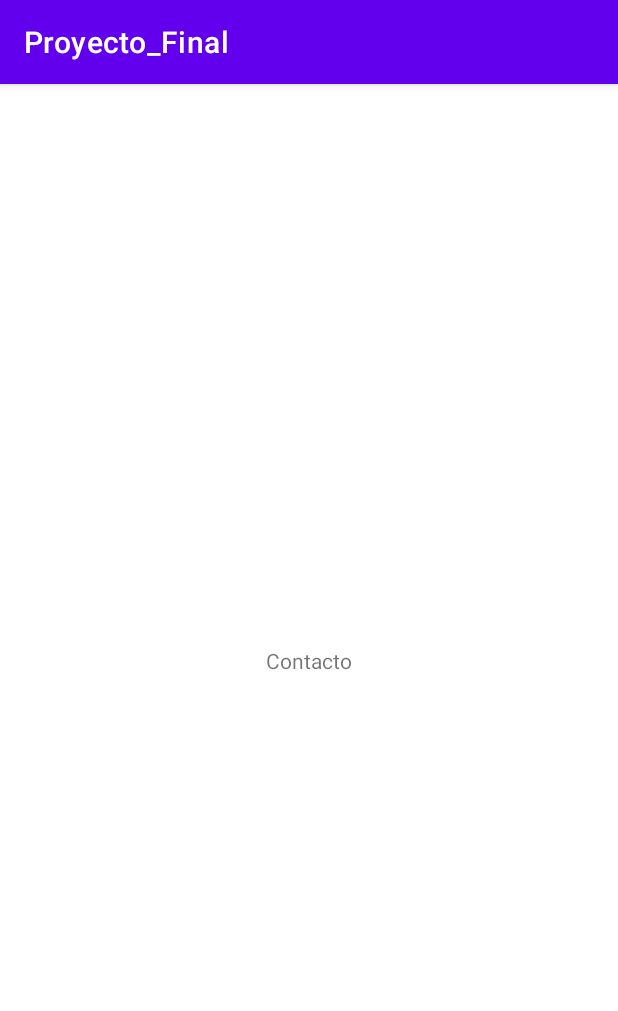
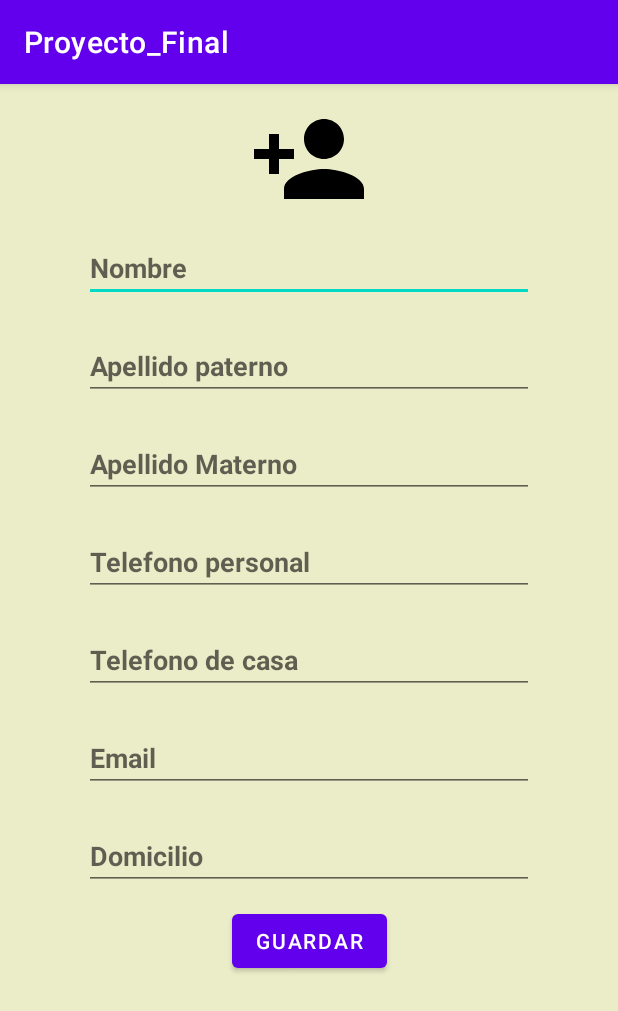
Before and after one commit to Andrey-Moises/Proyecto_Final, an Android app: the Contacto screen opened directly, with no data from a screen before it, on a phone screen of 412 x 824 dp. Shown: the top 1011 px of the screen. Run offline under Robolectric (Android 15) with nearby library versions, the phone set to English and light mode, and no system bars.

Commit message:
Modificaciones de gradle, se genero la actividad contacto pero NO almacena los contactos

```diff
--- a/app/src/main/AndroidManifest.xml
+++ b/app/src/main/AndroidManifest.xml
@@ -2,6 +2,9 @@
 <manifest xmlns:android="http://schemas.android.com/apk/res/android"
     xmlns:tools="http://schemas.android.com/tools"
     package="com.example.proyecto_final">
+
+    <uses-permission android:name="android.permission.WRITE_CONTACTS"/>
+    <uses-permission android:name="android.permission.READ_EXTERNAL_STORAGE"/>
 
     <application
         android:allowBackup="true"
--- /dev/null
+++ b/app/src/main/res/drawable/ic_baseline_person_add_24.xml
@@ -0,0 +1,5 @@
+<vector android:height="80dp" android:tint="#000000"
+    android:viewportHeight="24" android:viewportWidth="24"
+    android:width="80dp" xmlns:android="http://schemas.android.com/apk/res/android">
+    <path android:fillColor="@android:color/white" android:pathData="M15,12c2.21,0 4,-1.79 4,-4s-1.79,-4 -4,-4 -4,1.79 -4,4 1.79,4 4,4zM6,10L6,7L4,7v3L1,10v2h3v3h2v-3h3v-2L6,10zM15,14c-2.67,0 -8,1.34 -8,4v2h16v-2c0,-2.66 -5.33,-4 -8,-4z"/>
+</vector>
--- a/app/src/main/res/layout/activity_contacto.xml
+++ b/app/src/main/res/layout/activity_contacto.xml
@@ -4,16 +4,162 @@
     xmlns:tools="http://schemas.android.com/tools"
     android:layout_width="match_parent"
     android:layout_height="match_parent"
+    android:background="@color/Primario1"
     tools:context=".Contacto">
 
-    <TextView
+    <ImageView
+
+        android:id="@+id/image"
         android:layout_width="wrap_content"
         android:layout_height="wrap_content"
-        android:text="Contacto"
-        app:layout_constraintBottom_toBottomOf="parent"
+        android:src="@drawable/ic_baseline_person_add_24"
+        app:layout_constraintTop_toTopOf="parent"
+        app:layout_constraintStart_toStartOf="parent"
         app:layout_constraintEnd_toEndOf="parent"
-        app:layout_constraintHorizontal_bias="0.5"
+
+        android:layout_marginTop="10dp"
+
+        />
+
+    <EditText
+
+        android:id="@+id/nameInput"
+        android:layout_width="300dp"
+        android:layout_height="wrap_content"
+        android:hint="Nombre"
+        android:inputType="textPersonName"
+        android:textStyle="bold"
+
+        app:layout_constraintTop_toBottomOf="@id/image"
         app:layout_constraintStart_toStartOf="parent"
-        app:layout_constraintTop_toTopOf="parent" />
+        app:layout_constraintEnd_toEndOf="parent"
+
+        android:layout_marginTop="10dp"
+
+
+        />
+
+    <EditText
+
+        android:id="@+id/inputLastName1"
+        android:layout_width="300dp"
+        android:layout_height="wrap_content"
+        android:hint="Apellido paterno"
+        android:inputType="textPersonName"
+        android:textStyle="bold"
+
+        app:layout_constraintTop_toBottomOf="@id/nameInput"
+        app:layout_constraintStart_toStartOf="parent"
+        app:layout_constraintEnd_toEndOf="parent"
+
+        android:layout_marginTop="20dp"
+
+
+        />
+
+    <EditText
+
+        android:id="@+id/inputLastName2"
+        android:layout_width="300dp"
+        android:layout_height="wrap_content"
+        android:hint="Apellido Materno"
+        android:inputType="textPersonName"
+        android:textStyle="bold"
+
+        app:layout_constraintTop_toBottomOf="@id/inputLastName1"
+        app:layout_constraintStart_toStartOf="parent"
+        app:layout_constraintEnd_toEndOf="parent"
+
+        android:layout_marginTop="20dp"
+
+
+        />
+
+    <EditText
+
+        android:id="@+id/inputPhonePersonal"
+        android:layout_width="300dp"
+        android:layout_height="wrap_content"
+        android:hint="Telefono personal"
+        android:inputType="phone"
+        android:textStyle="bold"
+
+        app:layout_constraintTop_toBottomOf="@id/inputLastName2"
+        app:layout_constraintStart_toStartOf="parent"
+        app:layout_constraintEnd_toEndOf="parent"
+
+        android:layout_marginTop="20dp"
+
+
+        />
+
+    <EditText
+
+        android:id="@+id/inputPhoneHouse"
+        android:layout_width="300dp"
+        android:layout_height="wrap_content"
+        android:hint="Telefono de casa"
+        android:inputType="phone"
+        android:textStyle="bold"
+
+        app:layout_constraintTop_toBottomOf="@id/inputPhonePersonal"
+        app:layout_constraintStart_toStartOf="parent"
+        app:layout_constraintEnd_toEndOf="parent"
+
+        android:layout_marginTop="20dp"
+
+
+        />
+
+    <EditText
+
+        android:id="@+id/inputEmail"
+        android:layout_width="300dp"
+        android:layout_height="wrap_content"
+        android:hint="Email"
+        android:inputType="textEmailAddress"
+        android:textStyle="bold"
+
+        app:layout_constraintTop_toBottomOf="@id/inputPhoneHouse"
+        app:layout_constraintStart_toStartOf="parent"
+        app:layout_constraintEnd_toEndOf="parent"
+
+        android:layout_marginTop="20dp"
+
+
+        />
+
+    <EditText
+
+        android:id="@+id/inputAdress"
+        android:layout_width="300dp"
+        android:layout_height="wrap_content"
+        android:hint="Domicilio"
+        android:inputType="textPostalAddress"
+        android:textStyle="bold"
+
+        app:layout_constraintTop_toBottomOf="@id/inputEmail"
+        app:layout_constraintStart_toStartOf="parent"
+        app:layout_constraintEnd_toEndOf="parent"
+
+        android:layout_marginTop="20dp"
+
+
+        />
+
+    <Button
+
+        android:id="@+id/buttonSave"
+        android:layout_width="wrap_content"
+        android:layout_height="wrap_content"
+        android:text="Guardar"
+
+        app:layout_constraintTop_toBottomOf="@id/inputAdress"
+        app:layout_constraintStart_toStartOf="parent"
+        app:layout_constraintEnd_toEndOf="parent"
+
+        android:layout_marginTop="10dp"
+
+        />
 
 </androidx.constraintlayout.widget.ConstraintLayout>
```
Also changed, not shown: app/build.gradle (+7 -1 lines), app/src/main/java/com/example/proyecto_final/Contacto.java (+144 -0 lines).
